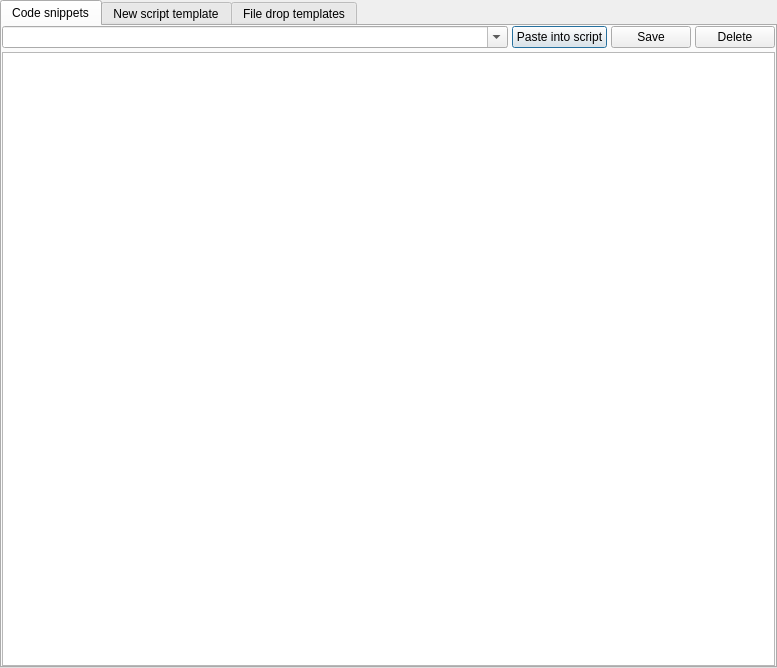
Above: src/script_templates/templates_dialog.ui from YomikoR/VapourSynth-Editor before the change. Below: the same form after it.
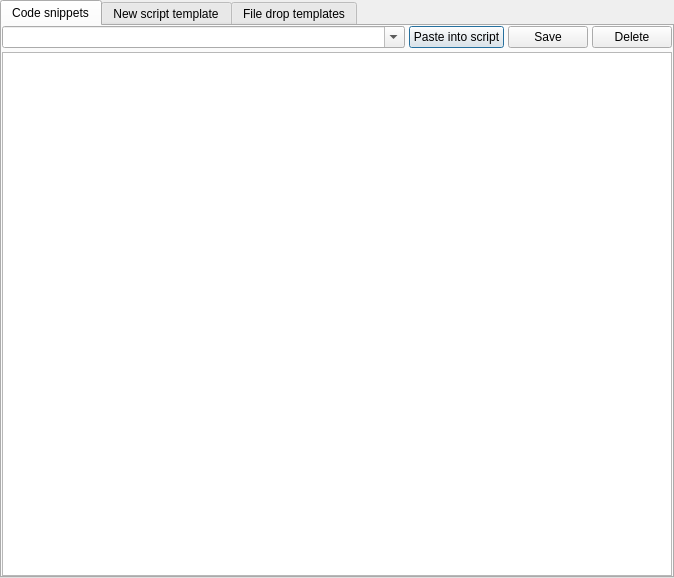
That is the form after the change. Custom widgets are drawn as their Qt base class.

The edit to the form file:
```diff
--- a/src/script_templates/templates_dialog.ui
+++ b/src/script_templates/templates_dialog.ui
@@ -6,8 +6,8 @@
    <rect>
     <x>0</x>
     <y>0</y>
-    <width>777</width>
-    <height>668</height>
+    <width>674</width>
+    <height>578</height>
    </rect>
   </property>
   <property name="windowTitle">
```
